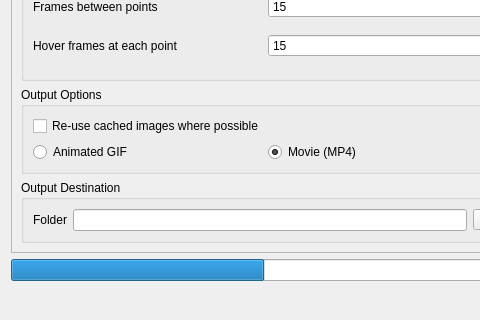
Before: the Qt Designer form ui/animation_workbench_base.ui in timlinux/QGISAnimationWorkbench, drawn with Qt 5; both pictures show x 0 to 480 and y 510 to 830 of the 1080 by 830 pixel window.
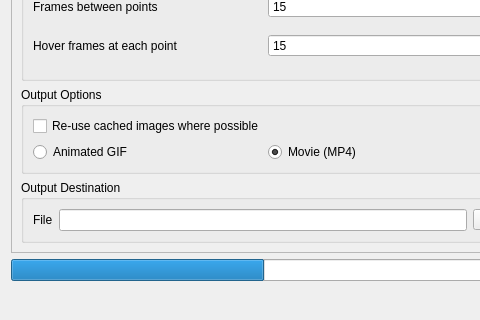
After: the same form once the commit is applied. Custom widgets are drawn as their Qt base class.

Commit message: Naming fix for file dialog

```diff
--- a/ui/animation_workbench_base.ui
+++ b/ui/animation_workbench_base.ui
@@ -407,7 +407,7 @@
          <item row="0" column="0">
           <widget class="QLabel" name="folder_label">
            <property name="text">
-            <string>Folder</string>
+            <string>File</string>
            </property>
           </widget>
          </item>
```
Left out of the diff: 2 changed lines with no effect on the pictures. The commit also changes 1 other file.
